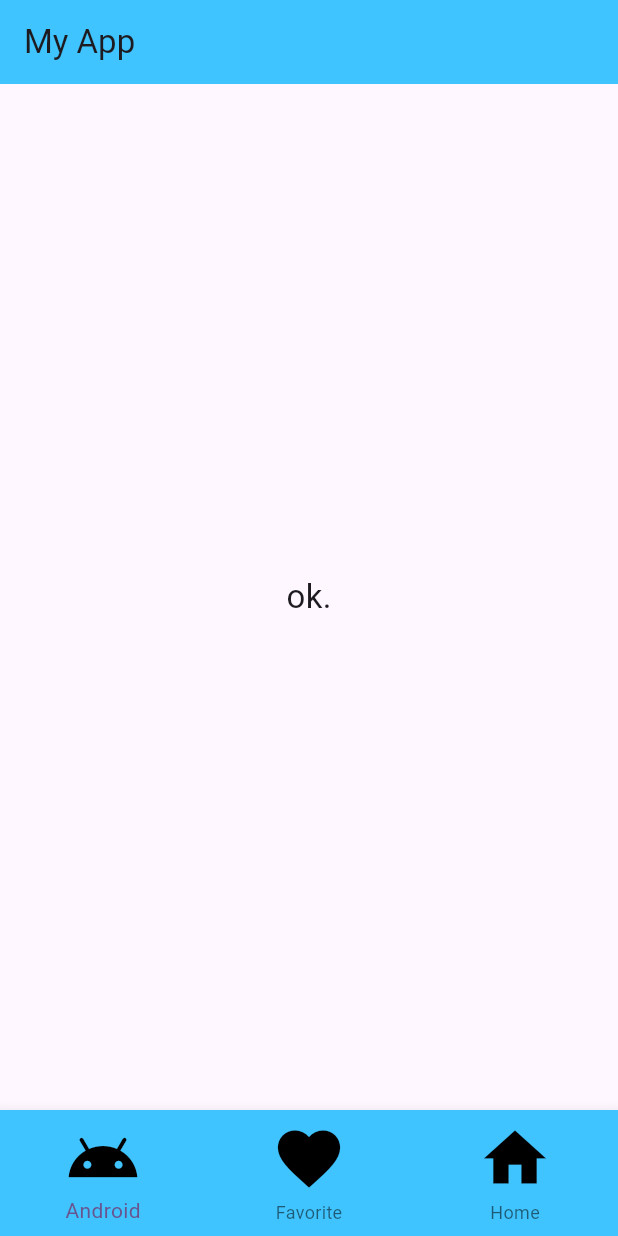
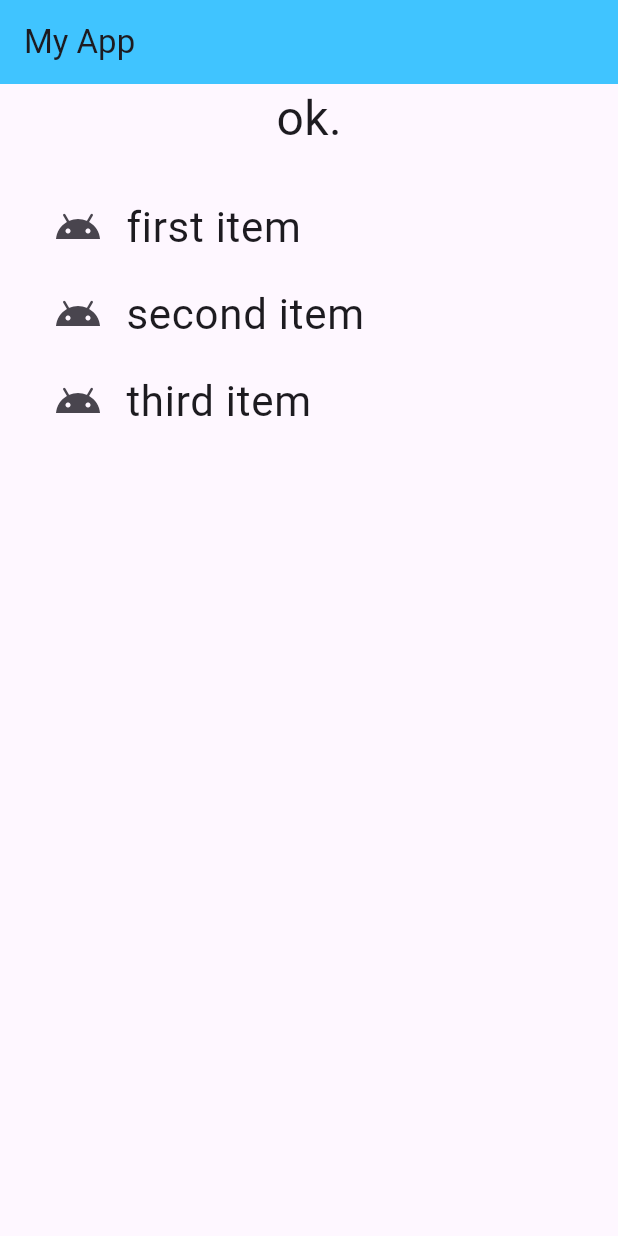
Before and after one commit to Jun-Saito-de/flutter3_practice, a Flutter app: the screen it shows after launch, on a phone screen of 412 x 824 dp. Run offline on Flutter 3.47's test engine with Material 3 defaults, Android fonts, the phone set to English and light mode, and no system bars.

Commit message:
ListTileの追加

```diff
--- a/lib/main.dart
+++ b/lib/main.dart
@@ -40,41 +40,71 @@ class _MyHomePageState extends State<MyHomePage> {
         title: Text('My App'),
         backgroundColor: Colors.lightBlueAccent, // ← ここで背景色を設定
       ),
-
-          body: Center(
-            child: Text(
+      body: Column(
+        children: <Widget>[
+          Text(
             _message,
-              style: const TextStyle(fontSize: 22.0,
+            style: TextStyle(
+              fontSize: 32.0,
             ),
-            )
           ),
-      bottomNavigationBar: BottomNavigationBar(
-          currentIndex: _index,
-          backgroundColor: Colors.lightBlueAccent,
-          items: <BottomNavigationBarItem>[
-            BottomNavigationBarItem(
-                label: 'Android',
-                icon: Icon(Icons.android, color: Colors.black, size: 50),
+          ListView(
+            shrinkWrap: true,
+            padding: const EdgeInsets.all(20.0),
+            children: <Widget>[
+              ListTile(
+                leading: const Icon(Icons.android, size: 32),
+                title: const Text(
+                  'first item',
+                  style: TextStyle(fontSize: 28),
                 ),
-            BottomNavigationBarItem(
-              label: 'Favorite',
-              icon: Icon(Icons.favorite, color: Colors.black, size: 50),
+                selected: _index == 1,
+                onTap: () {
+                  setState(() {
+                    _index = 1;
+                    tapTile();
+                  });
+                },
               ),
-            BottomNavigationBarItem(
-              label: 'Home',
-              icon: Icon(Icons.home, color: Colors.black, size: 50),
+              ListTile(
+                leading: const Icon(Icons.android, size: 32),
+                title: const Text(
+                  'second item',
+                  style: TextStyle(fontSize: 28),
+                ),
+                selected: _index == 2,
+                onTap: () {
+                  setState(() {
+                    _index = 2;
+                    tapTile();
+                  });
+                },
+              ),
+              ListTile(
+                leading: const Icon(Icons.android, size: 32),
+                title: const Text(
+                  'third item',
+                  style: TextStyle(fontSize: 28),
+                ),
+                selected: _index == 3,
+                onTap: () {
+                  setState(() {
+                    _index = 3;
+                    tapTile();
+                  });
+                },
               ),
             ],
-        onTap: tapBottomIcon,
+          ),
+        ],
       ),
     );
   }
 
-  void tapBottomIcon(int value) {
-    var items = ['Android', 'Heart', 'Home'];
+  void tapTile() {
+    // メッセージの更新
 setState(() {
-      _index = value;
-      _message = 'you tapped: "' + items[_index] + '".';
+  _message = 'you tapped: No, $_index.';
 });
   }
 }
```
Lines whose indentation alone changed are shown as unchanged.
